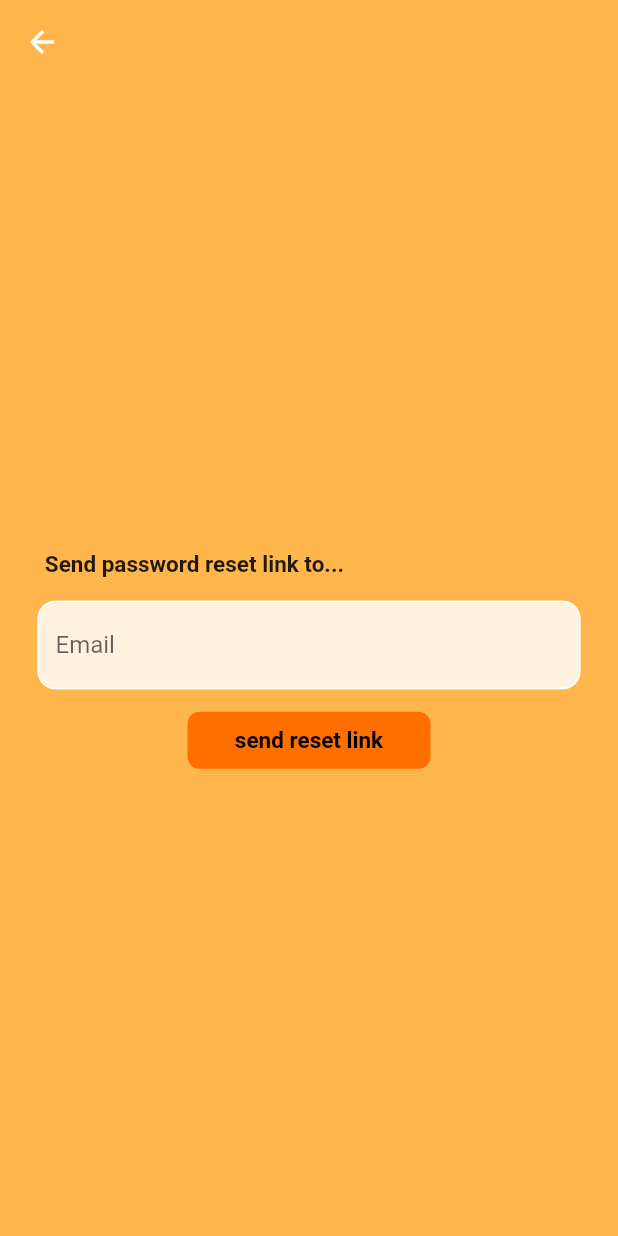
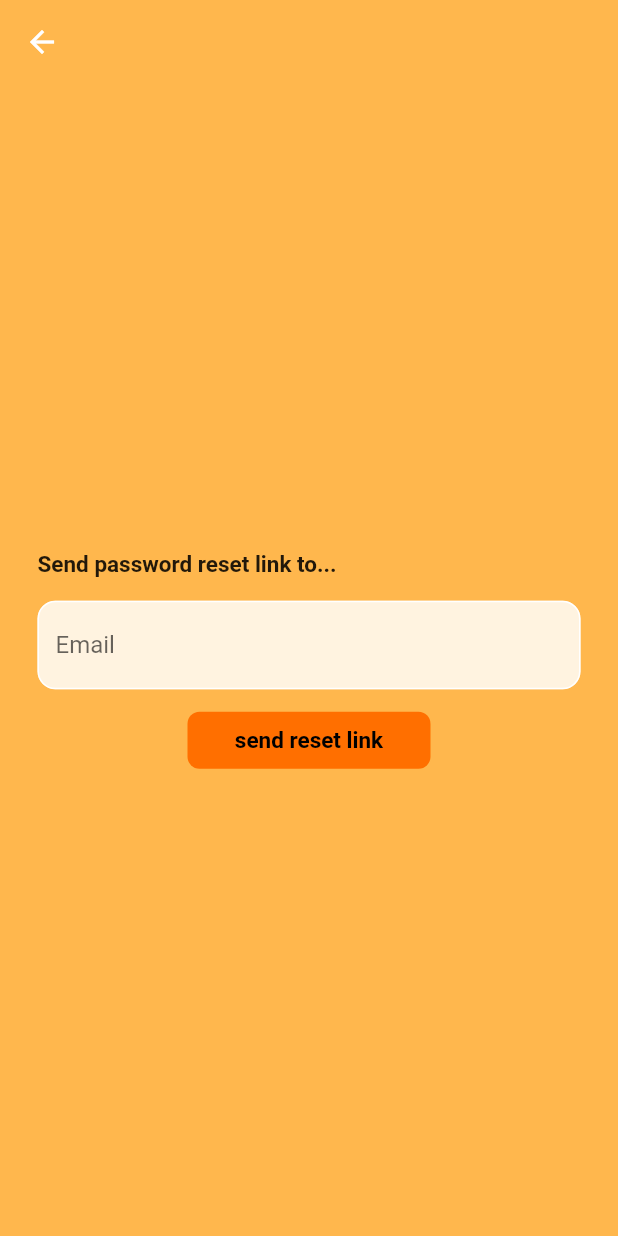
Before and after one commit to Tony-Ton3/Listify, a Flutter app: the screen it shows after launch, after a tap on "Forgot Password?", on a phone screen of 412 x 824 dp. Run offline on Flutter 3.47's test engine with Material 2 defaults, Android fonts, the phone set to English and light mode, and no system bars; our stand-ins replace cloud_firestore, firebase_auth, firebase_core, firebase_storage, image_picker; accounts and stored records are empty.

```diff
--- a/lib/pages/add.dart
+++ b/lib/pages/add.dart
@@ -205,7 +205,7 @@ class _AddTaskScreenState extends State<AddTaskScreen> {
                   if (_imageFile != null)
                     ElevatedButton(
                       onPressed: _removeImage,
-                      child: const Text('Discard photo'),
+                      child: const Icon(Icons.delete),
                     ),
                 ],
               ),
--- a/lib/pages/forgot_pswd_page.dart
+++ b/lib/pages/forgot_pswd_page.dart
@@ -58,17 +58,20 @@ class _ForgotPasswordPageState extends State<ForgotPasswordPage> {
       body: Column(
         mainAxisAlignment: MainAxisAlignment.center,
         children: [
-          Row(
+          Padding(
+            padding: const EdgeInsets.symmetric(horizontal: 25),
+            child: Row(
               mainAxisAlignment: MainAxisAlignment.start,
               children: const [
                 Text(
-                '        Send password reset link to...',
+                  'Send password reset link to...',
                   style: TextStyle(
                     fontSize: 15,
                     fontWeight: FontWeight.bold,
                   ),
                 ),
               ],
+            ),
           ),
           const SizedBox(height: 15),
           Padding(
--- a/lib/pages/home_page.dart
+++ b/lib/pages/home_page.dart
@@ -164,6 +164,7 @@ class _HomePageState extends State<HomePage> {
                                     );
                                   },
                                   child: CircleAvatar(
+                                    radius: 30,
                                     backgroundImage:
                                         NetworkImage(task.imageUrl),
                                   ),
--- a/lib/pages/login_page.dart
+++ b/lib/pages/login_page.dart
@@ -72,6 +72,7 @@ class _LoginPageState extends State<LoginPage> {
       }
     }
   }
+
 //dispose is called when user navigagtes away from login page in order to avoid memory leaks
   @override
   void dispose() {
@@ -90,7 +91,7 @@ class _LoginPageState extends State<LoginPage> {
             mainAxisAlignment: MainAxisAlignment.center,
             children: [
               Row(
-                //formatting icons to be part of the title
+                //formatting icons
                 children: const [
                   SizedBox(width: 118),
                   Icon(
@@ -104,17 +105,15 @@ class _LoginPageState extends State<LoginPage> {
                   ),
                 ],
               ),
-              //into text
+              //title
               const Text(
                 'L I S T I F Y', //project name
                 style: TextStyle(
                     fontWeight: FontWeight.bold,
                     fontSize: 40,
-                    fontFamily:
-                        'Times', // replace with your desired font family
+                    fontFamily: 'Times',
                     decoration: TextDecoration.underline,
-                    color: Colors.blue // replace with your desired color
-                    ),
+                    color: Colors.blue),
               ),
               const SizedBox(height: 50),
               Padding(
```
Also changed, not shown: lib/pages/edit.dart (+7 -5 lines), pubspec.lock. Lines whose indentation alone changed are shown as unchanged.
